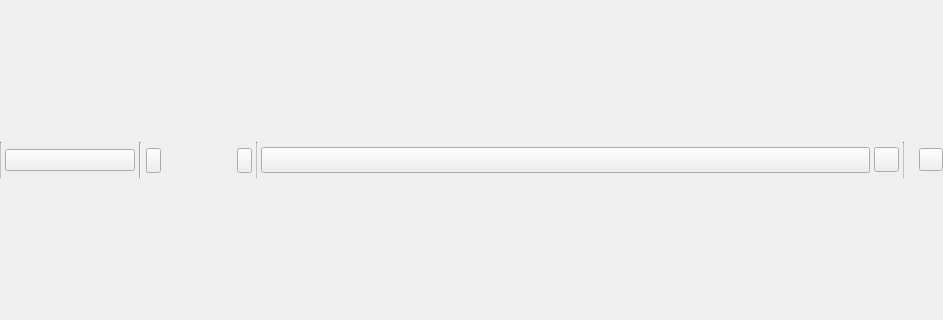
This is library/tulip-gui/designer/WorkspacePanel.ui in Tulip-Dev/tulip as Qt 5 draws it before an edit; both pictures show x 0 to 943 and y 138 to 458 of the 943 by 595 pixel window. The edited form follows.
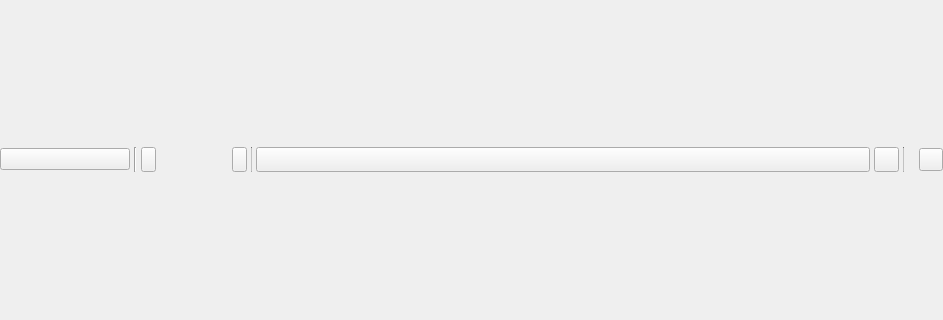
This is the edited form. Icons and pictures are not drawn. Custom widgets are drawn as their Qt base class.

```diff
--- a/library/tulip-gui/designer/WorkspacePanel.ui
+++ b/library/tulip-gui/designer/WorkspacePanel.ui
@@ -17,34 +17,11 @@
    <property name="spacing">
     <number>0</number>
    </property>
-   <property name="margin">
-    <number>0</number>
-   </property>
-   <item>
-    <widget class="QFrame" name="borderFrame">
-     <property name="styleSheet">
-      <string notr="true">QFrame[border = &quot;true&quot;] {
-border-image:none;
-background-color: qlineargradient(x1: 0, y1: 0, x2: 0.0, y2: 1.0,
-stop: 0 #838383,
-stop: 0.4 #707070,
-stop: 0.401 #636363,
-stop: 1 #4a4a4a);
-color: white;
-}</string>
-     </property>
-     <property name="border" stdset="0">
-      <bool>true</bool>
-     </property>
-     <layout class="QVBoxLayout" name="borderLayout">
-      <property name="spacing">
-       <number>0</number>
-      </property>
       <property name="leftMargin">
        <number>0</number>
       </property>
       <property name="topMargin">
-       <number>2</number>
+    <number>0</number>
       </property>
       <property name="rightMargin">
        <number>0</number>
@@ -69,37 +46,29 @@
         <property name="maximumSize">
          <size>
           <width>16777215</width>
-          <height>36</height>
+       <height>25</height>
          </size>
         </property>
         <property name="styleSheet">
          <string notr="true">QFrame[header = &quot;true&quot;], QComboBox, QLabel, QToolButton, QPushButton, #interactorsFrame {
 border-image:none;
-background-color: qlineargradient(x1: 0, y1: 0, x2: 0.0, y2: 1.0,
-stop: 0 #838383,
-stop: 0.4 #707070,
-stop: 0.401 #636363,
-stop: 1 #4a4a4a);
+background-color: #404244;
 border: 0px;
 color: white;
 }
+QFrame[header = &quot;true&quot;] {
+border-top: 1px solid #262829;
+border-bottom: 1px solid #262829;
+}
 QComboBox:hover, QToolButton:hover, QPushButton:hover {
 border-image:none;
-background-color: qlineargradient(x1: 0, y1: 0, x2: 0.0, y2: 1.0,
-stop: 0 #8F8F8F,
-stop: 0.4 #7C7C7C,
-stop: 0.401 #6F6F6F,
-stop: 1 #565656);
+background-color: #565656;
 border: 0px;
 color: white;
 }
 QToolButton:pressed, QPushButton:pressed {
 border-image:none;
-background-color: qlineargradient(x1: 0, y1: 0, x2: 0.0, y2: 1.0,
-stop: 0 #777777,
-stop: 0.4 #646464,
-stop: 0.401 #575757,
-stop: 1 #3e3e3e);
+background-color: #3e3e3e;
 border: 0px;
 color: white;
 }
@@ -129,33 +98,18 @@
          <property name="spacing">
           <number>4</number>
          </property>
-         <property name="margin">
+      <property name="leftMargin">
           <number>0</number>
          </property>
-         <item>
-          <widget class="Line" name="sep1">
-           <property name="minimumSize">
-            <size>
-             <width>0</width>
-             <height>22</height>
-            </size>
-           </property>
-           <property name="maximumSize">
-            <size>
-             <width>1</width>
-             <height>16777215</height>
-            </size>
-           </property>
-           <property name="styleSheet">
-            <string notr="true">#sep1 {
-background-color: #A9A9A9;
-}</string>
-           </property>
-           <property name="orientation">
-            <enum>Qt::Vertical</enum>
-           </property>
-          </widget>
-         </item>
+      <property name="topMargin">
+       <number>0</number>
+      </property>
+      <property name="rightMargin">
+       <number>0</number>
+      </property>
+      <property name="bottomMargin">
+       <number>0</number>
+      </property>
          <item>
           <widget class="QToolButton" name="currentInteractorButton">
            <property name="minimumSize">
@@ -214,7 +168,7 @@
             </size>
            </property>
            <property name="icon">
-            <iconset>
+         <iconset resource="../resources/TulipGUIResource.qrc">
              <normaloff>:/tulip/gui/ui/left_arrow-white.png</normaloff>:/tulip/gui/ui/left_arrow-white.png</iconset>
            </property>
           </widget>
@@ -259,7 +213,7 @@
              <rect>
               <x>0</x>
               <y>0</y>
-              <width>76</width>
+           <width>94</width>
               <height>25</height>
              </rect>
             </property>
@@ -287,7 +241,7 @@
             </size>
            </property>
            <property name="icon">
-            <iconset>
+         <iconset resource="../resources/TulipGUIResource.qrc">
              <normaloff>:/tulip/gui/ui/right_arrow-white.png</normaloff>:/tulip/gui/ui/right_arrow-white.png</iconset>
            </property>
           </widget>
@@ -355,7 +309,7 @@
             <string/>
            </property>
            <property name="icon">
-            <iconset>
+         <iconset resource="../resources/TulipGUIResource.qrc">
              <normaloff>:/tulip/gui/icons/16/unlink.png</normaloff>:/tulip/gui/icons/16/unlink.png</iconset>
            </property>
            <property name="iconSize">
@@ -393,7 +347,7 @@
             <string>Press here to begin dragging this view</string>
            </property>
            <property name="pixmap">
-            <pixmap>:/tulip/gui/ui/lightdragbutton.png</pixmap>
+         <pixmap resource="../resources/TulipGUIResource.qrc">:/tulip/gui/ui/lightdragbutton.png</pixmap>
            </property>
           </widget>
          </item>
@@ -406,7 +360,7 @@
             <string/>
            </property>
            <property name="icon">
-            <iconset>
+         <iconset resource="../resources/TulipGUIResource.qrc">
              <normaloff>:/tulip/gui/ui/lightclosebutton.png</normaloff>:/tulip/gui/ui/lightclosebutton.png</iconset>
            </property>
           </widget>
@@ -415,9 +369,6 @@
        </widget>
       </item>
      </layout>
-    </widget>
-   </item>
-  </layout>
   <action name="actionClose">
    <property name="text">
     <string>Close</string>
```
Left out of the diff: 32 changed lines with no effect on the pictures. Lines whose indentation alone changed are shown as unchanged.
